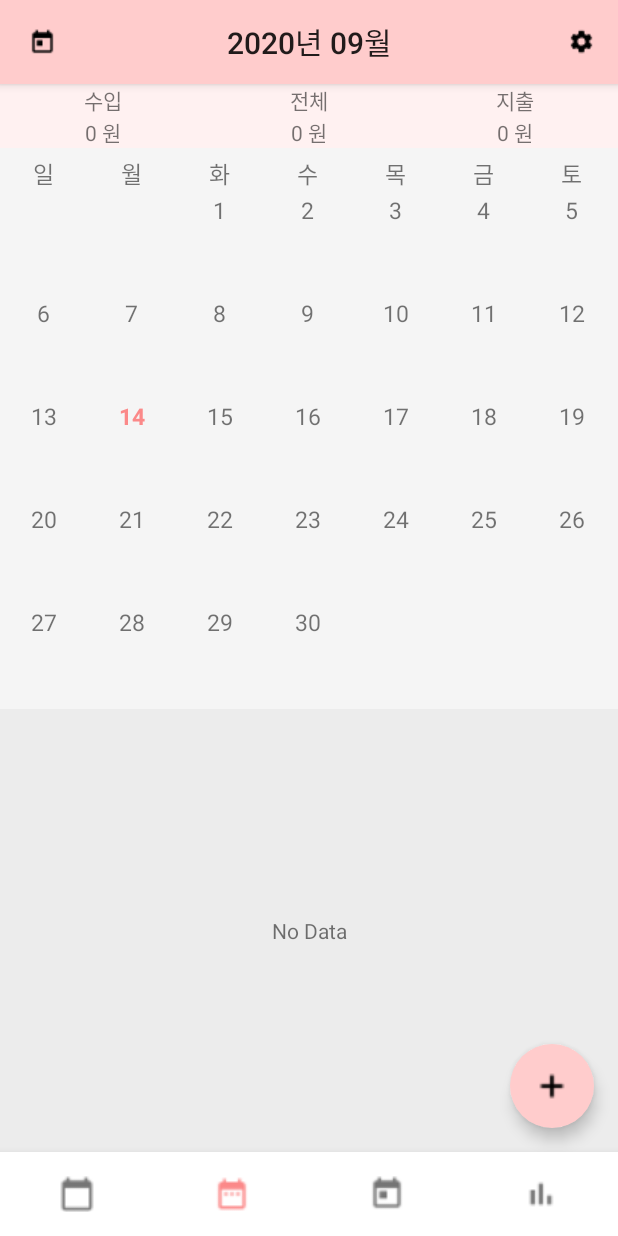
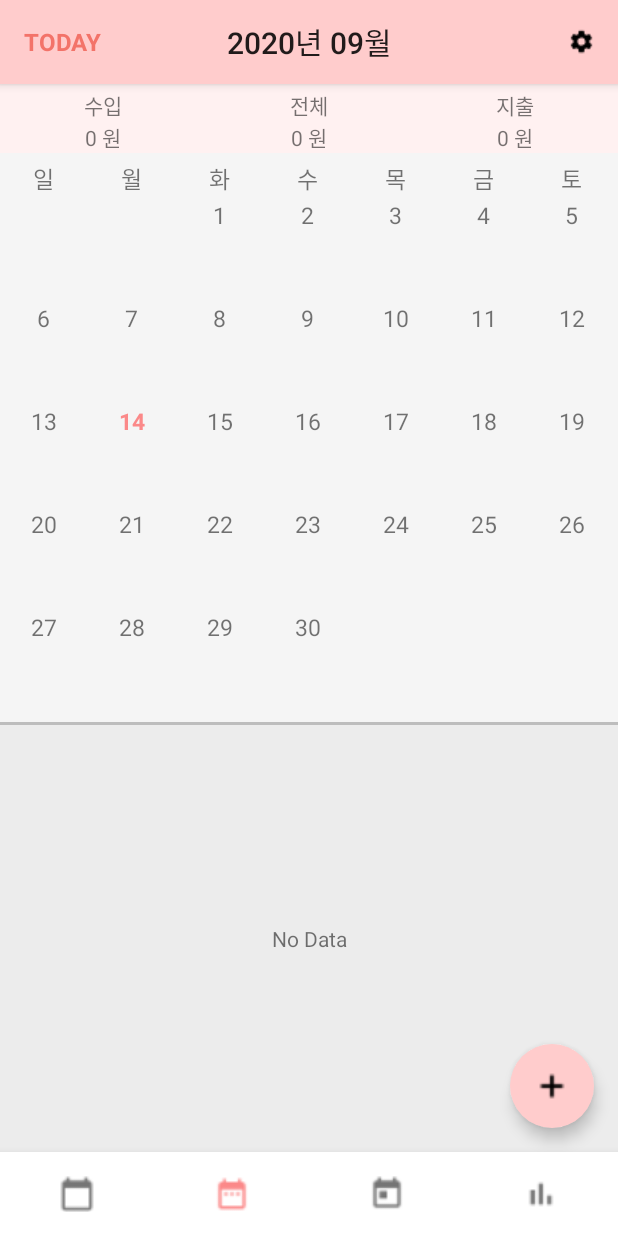
Before and after one commit to seti05/moneyBook, an Android app: the screen it shows after launch (MainActivity), item 2 of the bottom bar chosen, on a phone screen of 412 x 824 dp. Run offline under Robolectric (Android 15) with nearby library versions, the phone set to English and light mode, and no system bars; libraries missing offline, so code that uses them is left out: com.pedro.library; 1 statement that could not run was skipped.

Commit message:
- 캘린더에서 수입 지출 색깔변경 - 캘린더 상세내역 나눠주기 - 오늘버튼 TODAY글자로 변경

```diff
--- a/app/src/main/res/layout/fragment_calendar.xml
+++ b/app/src/main/res/layout/fragment_calendar.xml
@@ -16,6 +16,16 @@
             android:layout_width="match_parent"
             android:layout_height="wrap_content"
             android:elevation="1dp">
+
+            <TextView
+                android:id="@+id/todayButton"
+                android:layout_width="wrap_content"
+                android:layout_height="wrap_content"
+                android:text="TODAY"
+                android:textColor="#F37369"
+                android:textStyle="bold"
+                android:textSize="16dp"
+                />
 
             <TextView
                 android:id="@+id/titleText"
@@ -48,7 +58,8 @@
                 android:layout_width="match_parent"
                 android:layout_height="wrap_content"
                 android:background="#FFF1F1"
-                android:stretchColumns="*">
+                android:stretchColumns="*"
+                android:paddingTop="3dp">
 
                 <TableRow
                     android:layout_width="match_parent"
@@ -113,16 +124,25 @@
                 android:layout_height="wrap_content"
                 android:listSelector="#FFF1F1"
                 android:layout_marginTop="5dp"
-                android:numColumns="7" />
+                android:numColumns="7" >
+
+            </GridView>
+
+            <View
+                android:id="@+id/divider2"
+                android:layout_width="match_parent"
+                android:layout_height="2dp"
+                android:background="#bdbdbd"
+                android:layout_marginTop="5dp"/>
 
             <androidx.recyclerview.widget.RecyclerView
                 android:id="@+id/recyclerView"
                 android:layout_width="match_parent"
                 android:layout_height="match_parent"
-                android:layout_marginTop="5dp"
                 android:background="#ececec"
                 android:orientation="vertical"
                 android:visibility="gone"
+                android:layout_marginBottom="7dp"
                 />
 
             <TextView
```
Also changed, not shown: app/src/main/java/com/example/moneybook/calendar/CalendarAdapter.java (+8 -1 lines), app/src/main/java/com/example/moneybook/calendar/CalendarFragment.java (+29 -23 lines), app/src/main/res/layout/calendar_item.xml (+13 -8 lines).
